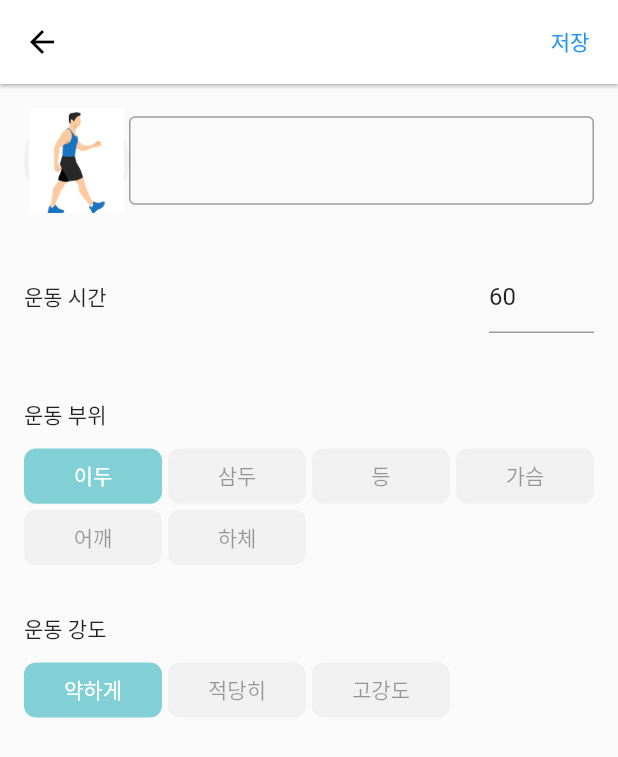
After one commit to kimchungdo/Flutter_Study-fastCampus-, a Flutter app: the WorkoutAddPage screen opened directly, on a phone screen of 412 x 824 dp. The commit adds this screen. Shown: the top 757 px of the screen. Run offline on Flutter 3.47's test engine with Material 2 defaults, Android fonts, the phone set to English and light mode, and no system bars; our stand-ins replace in_app_review, shared_preferences, sqflite, table_calendar; missing offline and left inert: admob_flutter, multi_image_picker; accounts and stored records are empty.

Commit message:
add activity page

```diff
--- a/dietapp/lib/data/data.dart
+++ b/dietapp/lib/data/data.dart
@@ -45,6 +45,7 @@ class Workout{
   int id;
   int date;
   int time;
+  int type;
   int kcal;
   int intense;
   int part;
@@ -52,13 +53,14 @@ class Workout{
   String name;
   String memo;
 
-  Workout({this.memo, this.id, this.date, this.time, this.name, this.kcal, this.intense, this.part});
+  Workout({this.memo, this.id, this.date, this.time,this.type, this.name, this.kcal, this.intense, this.part});
 
   factory Workout.fromDB(Map<String, dynamic>data){
     return Workout(
       id: data["id"],
       date: data["date"],
       time: data["time"],
+      type: data["type"],
       kcal: data["kcal"],
       intense: data["intense"],
       part: data["part"],
@@ -71,6 +73,7 @@ class Workout{
       "id" : this.id,
       "date" : this.date,
       "time" : this.time,
+      "type" : this.type,
       "kcal" : this.kcal,
       "intense" : this.intense,
       "part" : this.part,
--- a/dietapp/lib/main.dart
+++ b/dietapp/lib/main.dart
@@ -1,6 +1,7 @@
 import 'package:dietapp/style.dart';
 import 'package:dietapp/util.dart';
 import 'package:dietapp/view/food.dart';
+import 'package:dietapp/view/workout.dart';
 import 'package:flutter/material.dart';
 
 import 'data/data.dart';
@@ -71,7 +72,22 @@ class _MyHomePageState extends State<MyHomePage> {
                   ),
                   TextButton(
                     child: Text("운동"),
-                    onPressed: (){},
+                    onPressed: ()async {                 //페이지 이동시 사용방법 암기하자 제발 좀
+                      await Navigator.of(context).push(
+                          MaterialPageRoute(builder: (ctx) => WorkoutAddPage(
+                            workout: Workout(
+                              date: Utils.getFormatTime(DateTime.now()),
+                              time: 60,
+                              kcal: 0,
+                              intense: 0,
+                              memo: "",
+                              type: 0,
+                              name: "",
+                              part: 0,
+                            ),
+                          ))
+                      );
+                    },
                   ),
                   TextButton(
                     child: Text("몸무게"),
--- a/dietapp/lib/util.dart
+++ b/dietapp/lib/util.dart
@@ -3,7 +3,8 @@ import 'dart:math' as math;
 
 List<String> mealTime = ["아침", "점심", "저녁", "간식"];
 List<String> mealType = ["균형잡힌", "단백질", "탄수화물", "지방", "치팅"];
-
+List<String> wIntense = ["약하게", "적당히", "고강도"];
+List<String> wPart = ["이두", "삼두", "등", "가슴", "어깨", "하체"];
 
 
 
--- /dev/null
+++ b/dietapp/lib/view/workout.dart
@@ -0,0 +1,259 @@
+import 'package:dietapp/data/data.dart';
+import 'package:dietapp/data/database.dart';
+import 'package:dietapp/style.dart';
+import 'package:flutter/material.dart';
+import 'package:multi_image_picker/multi_image_picker.dart';
+
+import '../util.dart';
+
+class WorkoutAddPage extends StatefulWidget{
+  final Workout workout;
+
+  WorkoutAddPage({Key key, this.workout}) : super(key: key);
+
+  @override
+  State<StatefulWidget> createState() {
+    // TODO: implement createState
+    return _WorkoutAddPageState();
+  }
+
+}
+
+class _WorkoutAddPageState extends State<WorkoutAddPage>{
+
+  Workout get workout => widget.workout;
+  TextEditingController memoController = TextEditingController();          //텍스트 필드 사용시에는 꼭필요하다
+  TextEditingController nameController = TextEditingController();
+  TextEditingController timeController = TextEditingController();
+  TextEditingController calController = TextEditingController();
+
+  @override
+  void initState() {
+    // TODO: implement initState
+    memoController.text = workout.memo;
+    nameController.text = workout.name;
+    timeController.text = workout.time.toString();
+    calController.text = workout.kcal.toString();
+
+    super.initState();
+  }
+
+
+  @override
+  Widget build(BuildContext context) {
+    return Scaffold(
+      appBar: AppBar(
+        backgroundColor: bgColor,
+        iconTheme: IconThemeData(color: txtColor),                //백그라운드가 화이트이기 때문에 아이콘 테마를 설정해줘야한다. 버튼이 가려짐
+        elevation: 1.0,
+        actions: [
+          TextButton(
+            child: Text("저장"),
+            onPressed: (){
+              //저장하고 종료
+              final db = DatabaseHelper.instance;
+              workout.memo = memoController.text;
+
+              db.insertWorkout(workout);
+              Navigator.of(context).pop();
+            },
+          )
+        ],
+      ),
+      body: Container(
+          child: ListView.builder(
+            itemBuilder: (ctx, idx){
+              if(idx == 0){
+                return Container(
+                  margin: EdgeInsets.symmetric(horizontal: 16, vertical: 16),
+                  child: Row(
+                    children: [
+                      Container(
+                        child: InkWell(
+                            child: Image.asset("assets/img/${workout.type}.png"),
+                          onTap: (){
+                              setState(() {
+                                workout.type ++;
+                                workout.type = workout.type % 4;
+                              });
+                          },
+                        ),
+                        height: 70, width: 70,
+                        decoration: BoxDecoration(
+                          color: ibgColor,
+                          borderRadius: BorderRadius.circular(70),
+                        ),
+                      ),
+                      Container(height: 8),
+                      Expanded(child: TextField(
+                        controller: nameController,
+                        decoration: InputDecoration(
+                          border: OutlineInputBorder(
+                            borderSide: BorderSide(
+                              color: txtColor,
+                              width: 0.5
+                            )
+                          )
+                        )
+                      ))
+                    ]
+                  )
+                );
+              }
+              else if(idx == 1){
+                return Container(
+                    margin: EdgeInsets.symmetric(vertical: 16, horizontal: 16),
+                    child: Column(
+                        children: [
+                          Row(
+                            mainAxisAlignment: MainAxisAlignment.spaceBetween,
+                            children: [
+                              const Text("운동 시간"),
+                              Container(
+                                child: TextField(
+                                  keyboardType: TextInputType.number,              //숫자만 입력 가능하게 만든다
+                                    controller: timeController,
+                                    decoration: InputDecoration(
+                                        border: UnderlineInputBorder(
+                                            borderSide: BorderSide(
+                                                color: txtColor,
+                                                width: 0.5
+                                            )
+                                        )
+                                    )
+                                ),
+                                width: 70,
+                              )
+                            ],
+                          ),
+                          Container(height: 12),
+
+                        ],
+                    ),
+                );
+              }
+              else if (idx == 2){
+                return Container(
+                    margin: EdgeInsets.symmetric(horizontal: 16, vertical: 16),
+                    child: Column(
+                        children: [
+                          Row(
+                            mainAxisAlignment: MainAxisAlignment.spaceBetween,
+                            children:[
+                              Text("운동 부위"),
+                            ],
+                          ),
+                          Container(height: 12),
+                          GridView.count(
+                            physics: NeverScrollableScrollPhysics(),                   //그리드 뷰이지만 스크롤이 안되는 것으로 고정해버린다. 같은방향 리스트뷰같은게 두개이상이면 혼동옴
+                            shrinkWrap: true,
+                            children: List.generate(wPart.length, (_idx){
+                              return InkWell(
+                                child: Container(
+                                  alignment: Alignment.center,
+                                  child: Text(wPart[_idx],
+                                    style: TextStyle(
+                                      color: workout.part == _idx ? Colors.white : iTxtColor,            //클릭이 안됐으면 텍스트도 색깔 변화해야함
+                                    ),),
+                                  decoration: BoxDecoration(
+                                    borderRadius: BorderRadius.circular(8),         //각지지않게
+                                    color: workout.part == _idx ? mainColor : ibgColor,
+                                  ),
+                                ),
+                                onTap: (){
+                                  setState(() {
+                                    workout.part = _idx;
+                                  });
+                                },
+                              );
+                            }),
+                            crossAxisCount: 4,               //한줄에 몇개가 들어가는가      4개가 넘어가면 다음줄로 넘어감
+                            crossAxisSpacing: 4,                //서로 붙어있지 않게
+                            mainAxisSpacing: 4,
+                            childAspectRatio: 2.5,              //2 = 2:1 각 위젯의 비율
+                          )
+                        ]
+                    )
+                );
+              }
+              else if(idx == 3){
+                return Container(
+                    margin: EdgeInsets.symmetric(horizontal: 16, vertical: 16),
+                    child: Column(
+                        children: [
+                          Row(
+                            mainAxisAlignment: MainAxisAlignment.spaceBetween,
+                            children:[
+                              Text("운동 강도"),
+                            ],
+                          ),
+                          Container(height: 12),
+                          GridView.count(
+                            physics: NeverScrollableScrollPhysics(),                   //그리드 뷰이지만 스크롤이 안되는 것으로 고정해버린다. 같은방향 리스트뷰같은게 두개이상이면 혼동옴
+                            shrinkWrap: true,
+                            children: List.generate(wIntense.length, (_idx){
+                              return InkWell(
+                                child: Container(
+                                  alignment: Alignment.center,
+                                  child: Text(wIntense[_idx],
+                                    style: TextStyle(
+                                      color: workout.intense == _idx ? Colors.white : iTxtColor,            //클릭이 안됐으면 텍스트도 색깔 변화해야함
+                                    ),),
+                                  decoration: BoxDecoration(
+                                    borderRadius: BorderRadius.circular(8),         //각지지않게
+                                    color: workout.intense == _idx ? mainColor : ibgColor,
+                                  ),
+                                ),
+                                onTap: (){
+                                  setState(() {
+                                    workout.intense = _idx;
+                                  });
+                                },
+                              );
+                            }),
+                            crossAxisCount: 4,               //한줄에 몇개가 들어가는가      4개가 넘어가면 다음줄로 넘어감
+                            crossAxisSpacing: 4,                //서로 붙어있지 않게
+                            mainAxisSpacing: 4,
+                            childAspectRatio: 2.5,              //2 = 2:1 각 위젯의 비율
+                          )
+                        ]
+                    )
+                );
+              }
+
+              else if(idx == 4){
+                return Container(
+                    margin: EdgeInsets.symmetric(horizontal: 16, vertical: 16),
+                    child: Column(
+                      crossAxisAlignment: CrossAxisAlignment.start,
+                      children: [
+                        const Text("메모"),
+                        Container(height: 12),
+                        TextField(
+                          maxLines: 10,
+                          minLines: 10,                //minLine은 크게 볼 수 있게 만들어준다
+                          keyboardType: TextInputType.multiline,             //여러줄 입력가능
+                          controller: memoController,                                             //텍스트필드에 항상있어야함 2
+                          decoration: InputDecoration(
+                              border: OutlineInputBorder(
+                                borderSide: BorderSide(color: txtColor, width: 0.5),
+                                borderRadius: BorderRadius.circular(12),
+                              )
+                          ),
+                        ),
+                      ],
+                    )
+                );
+              }
+
+              return Container();
+            },
+            itemCount: 4,
+          )
+      ),
+    );
+  }
+
+
+
+}
```
